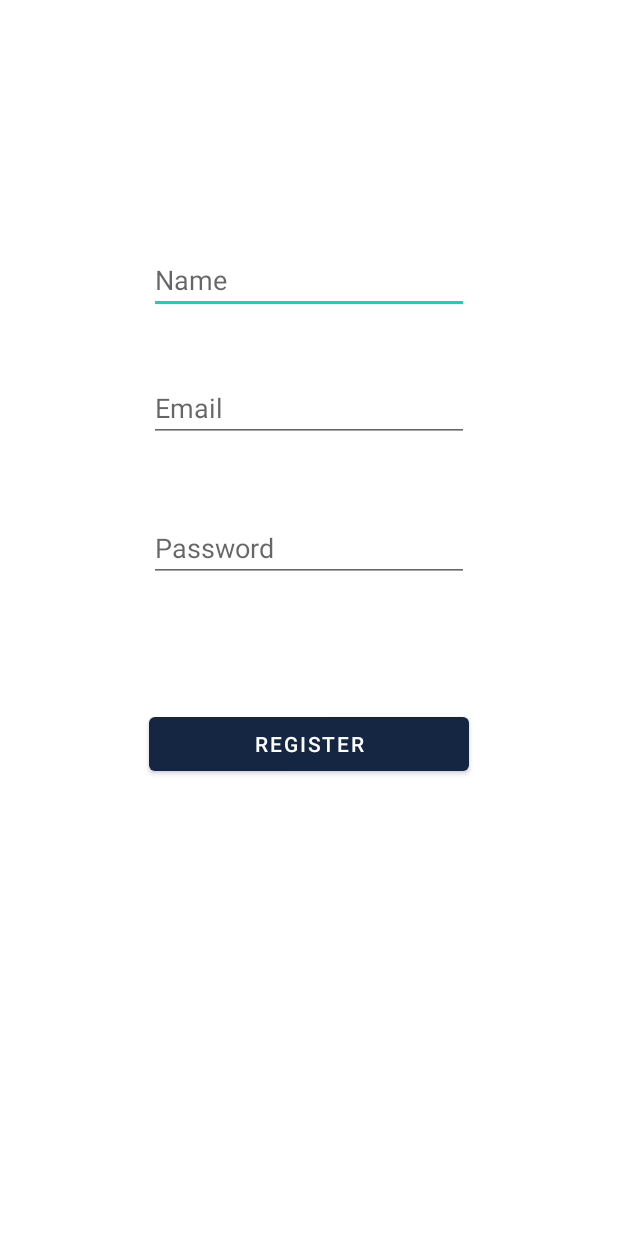
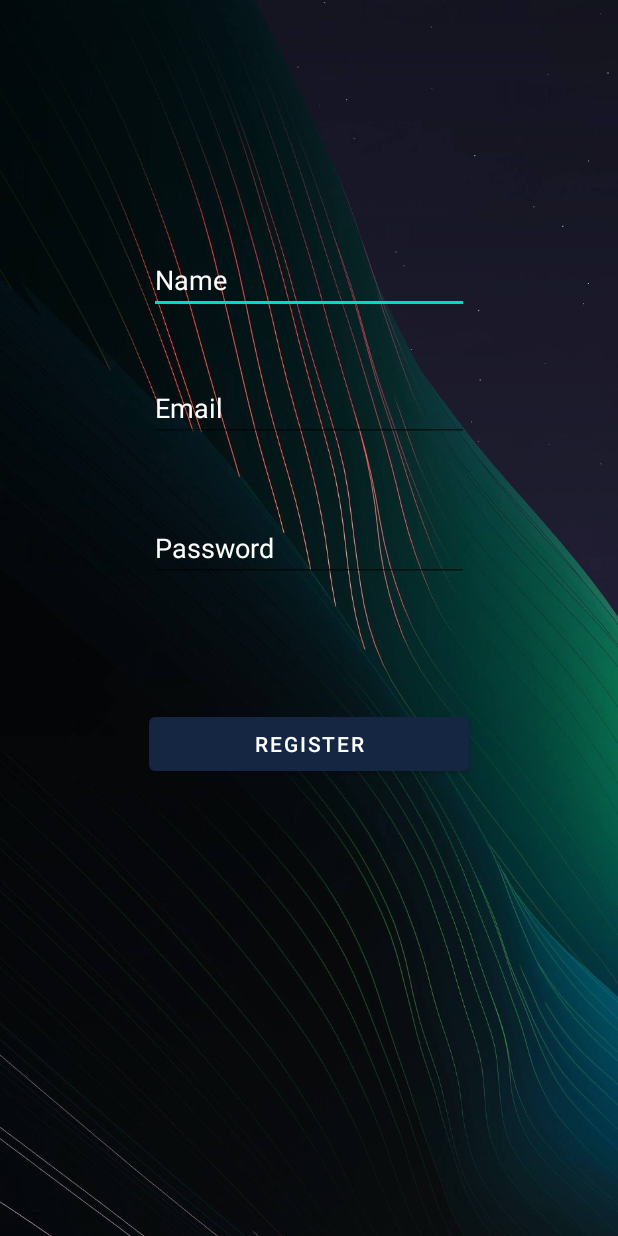
Before and after one commit to TeamSoundSense/SoundSenseV1, an Android app: the screen it shows after launch (RegistrationActivity), after a tap on "Register", on a phone screen of 412 x 824 dp. Run offline under Robolectric (Android 15) with nearby library versions, the phone set to English and light mode, and no system bars; our stand-ins replace Firebase (no records; nobody signed in at launch, a user with empty details on screens opened directly); 2 other taps on this screen came first.

Commit message:
added background to all activities. Also, renamed SplashActivity to IntroductoryActivity.

```diff
--- a/app/src/main/AndroidManifest.xml
+++ b/app/src/main/AndroidManifest.xml
@@ -13,7 +13,7 @@
         android:roundIcon="@mipmap/ic_launcher_round"
         android:supportsRtl="true"
         android:theme="@style/Theme.SoundSenseV1">
-        <activity android:name=".SplashActivity">
+        <activity android:name=".IntroductoryActivity">
             <intent-filter>
                 <action android:name="android.intent.action.MAIN" />
 
--- a/app/src/main/java/com/example/soundsensev1/SplashActivity.java
+++ b/app/src/main/java/com/example/soundsensev1/IntroductoryActivity.java
@@ -2,12 +2,10 @@ package com.example.soundsensev1;
 
 import androidx.appcompat.app.AppCompatActivity;
 
-import android.content.Context;
 import android.content.Intent;
-import android.content.SharedPreferences;
 import android.os.Bundle;
 
-public class SplashActivity extends AppCompatActivity {
+public class IntroductoryActivity extends AppCompatActivity {
 
     //this activity determines whether the user is already sign in or not.
     //if signed in they are redirected to the mainActivity
@@ -16,7 +14,7 @@ public class SplashActivity extends AppCompatActivity {
     @Override
     protected void onCreate(Bundle savedInstanceState) {
         super.onCreate(savedInstanceState);
-        setContentView(R.layout.activity_splash);
+        setContentView(R.layout.activity_introductory);
 
         SharedPreferencesHelper spHelper = new SharedPreferencesHelper(this);
 
--- a/app/src/main/res/layout/activity_data.xml
+++ b/app/src/main/res/layout/activity_data.xml
@@ -4,6 +4,7 @@
     xmlns:tools="http://schemas.android.com/tools"
     android:layout_width="match_parent"
     android:layout_height="match_parent"
+    android:background="@mipmap/backgound1"
     tools:context=".DataActivity">
 
     <include
--- a/app/src/main/res/layout/activity_splash.xml
+++ b/app/src/main/res/layout/activity_introductory.xml
@@ -4,6 +4,6 @@
     xmlns:tools="http://schemas.android.com/tools"
     android:layout_width="match_parent"
     android:layout_height="match_parent"
-    tools:context=".SplashActivity">
+    tools:context=".IntroductoryActivity">
 
 </androidx.constraintlayout.widget.ConstraintLayout>
--- a/app/src/main/res/layout/activity_login.xml
+++ b/app/src/main/res/layout/activity_login.xml
@@ -4,6 +4,7 @@
     xmlns:tools="http://schemas.android.com/tools"
     android:layout_width="match_parent"
     android:layout_height="match_parent"
+    android:background="@mipmap/backgound1"
     tools:context=".LoginActivity">
 
     <Button
@@ -22,6 +23,8 @@
         android:layout_height="wrap_content"
         android:layout_marginTop="188dp"
         android:ems="10"
+        android:textColorHint="@color/white"
+        android:textColor="@color/white"
         android:hint="Email"
         android:inputType="textPersonName"
         app:layout_constraintStart_toStartOf="@+id/editTextLoginPassword"
@@ -33,6 +36,7 @@
         android:layout_height="wrap_content"
         android:layout_marginTop="52dp"
         android:ems="10"
+        android:textColorHint="@color/white"
         android:hint="Password"
         android:inputType="textPassword"
         app:layout_constraintStart_toStartOf="@+id/loginButton"
@@ -44,6 +48,7 @@
         android:layout_height="wrap_content"
         android:layout_marginStart="64dp"
         android:text="Forgot Password?"
+        android:textColor="@color/white"
         app:layout_constraintBottom_toBottomOf="parent"
         app:layout_constraintStart_toStartOf="parent"
         app:layout_constraintTop_toBottomOf="@+id/loginButton"
@@ -54,6 +59,7 @@
         android:layout_width="wrap_content"
         android:layout_height="wrap_content"
         android:text="Register"
+        android:textColor="@color/white"
         app:layout_constraintBottom_toBottomOf="parent"
         app:layout_constraintEnd_toEndOf="parent"
         app:layout_constraintStart_toEndOf="@+id/textViewfForgotPassword"
--- a/app/src/main/res/layout/activity_password.xml
+++ b/app/src/main/res/layout/activity_password.xml
@@ -4,6 +4,7 @@
     xmlns:tools="http://schemas.android.com/tools"
     android:layout_width="match_parent"
     android:layout_height="match_parent"
+    android:background="@mipmap/backgound1"
     tools:context=".PasswordActivity">
 
     <EditText
@@ -12,6 +13,8 @@
         android:layout_height="wrap_content"
         android:layout_marginTop="280dp"
         android:ems="10"
+        android:textColor="@color/white"
+        android:textColorHint="@color/white"
         android:hint="Enter Your Email"
         android:inputType="textPersonName"
         app:layout_constraintEnd_toEndOf="parent"
--- a/app/src/main/res/layout/activity_profile.xml
+++ b/app/src/main/res/layout/activity_profile.xml
@@ -4,6 +4,7 @@
     xmlns:tools="http://schemas.android.com/tools"
     android:layout_width="match_parent"
     android:layout_height="match_parent"
+    android:background="@mipmap/backgound1"
     tools:context=".ProfileActivity">
 
     <include
@@ -30,6 +31,7 @@
         android:layout_height="wrap_content"
         android:layout_marginStart="56dp"
         android:layout_marginTop="208dp"
+        android:textColor="@color/white"
         android:text="Name"
         android:textSize="24sp"
         app:layout_constraintStart_toStartOf="parent"
@@ -41,6 +43,7 @@
         android:layout_height="wrap_content"
         android:layout_marginStart="56dp"
         android:layout_marginTop="36dp"
+        android:textColor="@color/white"
         android:text="Email"
         android:textSize="24sp"
         app:layout_constraintStart_toStartOf="parent"
@@ -53,6 +56,7 @@
         android:layout_marginStart="8dp"
         android:layout_marginTop="24dp"
         android:ems="10"
+        android:textColor="@color/white"
         android:inputType="textPersonName"
         app:layout_constraintStart_toStartOf="@+id/nameTextView"
         app:layout_constraintTop_toBottomOf="@+id/nameTextView" />
@@ -63,6 +67,7 @@
         android:layout_height="wrap_content"
         android:layout_marginStart="8dp"
         android:layout_marginTop="24dp"
+        android:textColor="@color/white"
         android:ems="10"
         android:inputType="textPersonName"
         app:layout_constraintStart_toStartOf="@+id/emailTextView"
--- a/app/src/main/res/layout/activity_registration.xml
+++ b/app/src/main/res/layout/activity_registration.xml
@@ -4,6 +4,7 @@
     xmlns:tools="http://schemas.android.com/tools"
     android:layout_width="match_parent"
     android:layout_height="match_parent"
+    android:background="@mipmap/backgound1"
     tools:context=".RegistrationActivity">
 
     <EditText
@@ -13,6 +14,8 @@
         android:layout_marginTop="164dp"
         android:ems="10"
         android:hint="Name"
+        android:textColor="@color/white"
+        android:textColorHint="@color/white"
         android:inputType="textPersonName"
         app:layout_constraintEnd_toEndOf="parent"
         app:layout_constraintStart_toStartOf="parent"
@@ -35,6 +38,8 @@
         android:layout_marginTop="48dp"
         android:ems="10"
         android:hint="Password"
+        android:textColor="@color/white"
+        android:textColorHint="@color/white"
         android:inputType="textPassword"
         app:layout_constraintEnd_toEndOf="parent"
         app:layout_constraintStart_toStartOf="parent"
@@ -47,6 +52,8 @@
         android:layout_marginTop="40dp"
         android:ems="10"
         android:hint="Email"
+        android:textColor="@color/white"
+        android:textColorHint="@color/white"
         android:inputType="textPersonName"
         app:layout_constraintEnd_toEndOf="parent"
         app:layout_constraintStart_toStartOf="parent"
--- a/app/src/main/res/layout/activity_settings.xml
+++ b/app/src/main/res/layout/activity_settings.xml
@@ -4,13 +4,16 @@
     xmlns:tools="http://schemas.android.com/tools"
     android:layout_width="match_parent"
     android:layout_height="match_parent"
+    android:background="@mipmap/backgound1"
     tools:context=".SettingsActivity">
 
     <include
         android:id="@+id/mainToolbar"
         layout="@layout/toolbar"
         android:layout_width="392dp"
-        android:layout_height="42dp" />
+        android:layout_height="42dp"
+        app:layout_constraintEnd_toEndOf="parent"
+        app:layout_constraintStart_toStartOf="parent" />
 
     <Switch
         android:id="@+id/controlSwitch"
@@ -32,6 +35,7 @@
         android:layout_marginEnd="159dp"
         android:layout_marginBottom="689dp"
         android:text="Device Control ON/OFF"
+        android:textColor="@color/white"
         android:textSize="20sp"
         app:layout_constraintBottom_toBottomOf="parent"
         app:layout_constraintEnd_toStartOf="@+id/controlSwitch"
```
